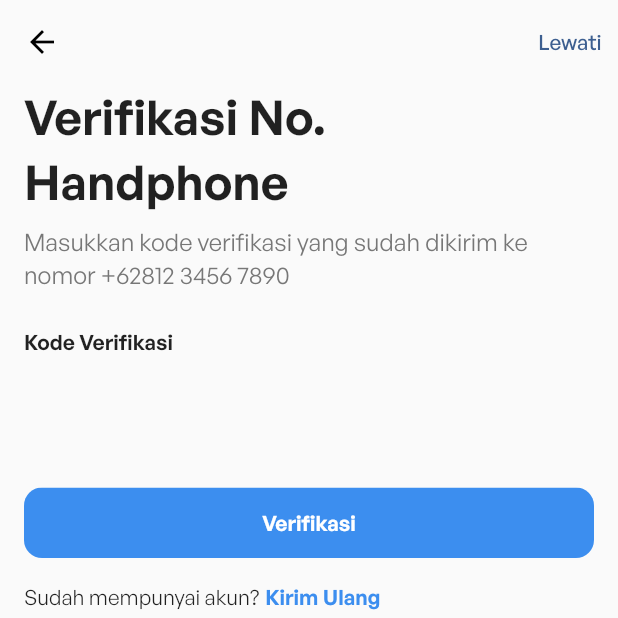
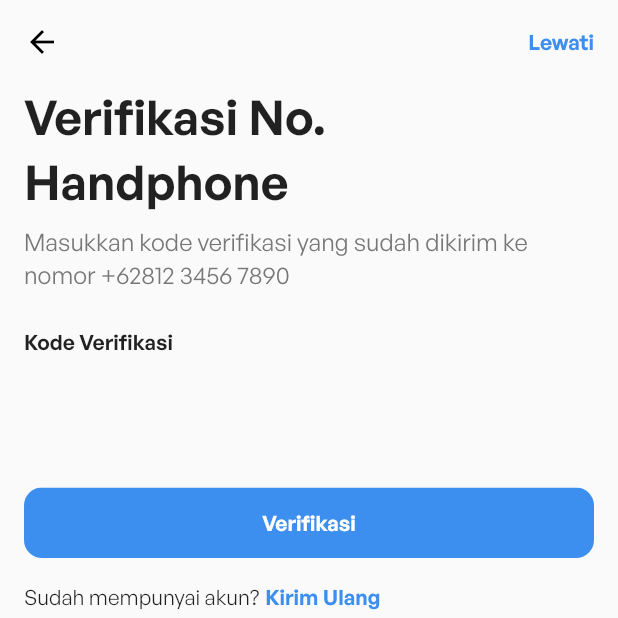
Before and after one commit to Furious-Five-at-Proclub/frontend-studyspace, a Flutter app: the RegisterVerificationPage screen opened by its route, on a phone screen of 412 x 824 dp, the top half of it. Run offline on Flutter 3.47's test engine with Material 2 defaults, Android fonts, the light colour scheme and no system bars; our stand-ins replace dio, flutter_riverpod, freezed_annotation, shared_preferences, styled_widget; accounts and stored records are empty.

Commit message:
register verification design

```diff
--- a/lib/core/themes/theme.dart
+++ b/lib/core/themes/theme.dart
@@ -3,7 +3,7 @@ import 'package:flutter/material.dart';
 const Color primaryColor = Color(0xFF3C8EEF);
 const Color lighterGreyColor =  Color(0xffF5F5F5);
 const Color lightGreyColor =  Color(0xffE7E7E7);
-const Color mediumGreyColor =  Color(0xffA4A4A4);
+const Color grey300Color =  Color(0xffABABAB);
 const Color darkGreyColor =  Color(0xff4A4A4A);
 
 const double defaultBorderRadius = 12;
--- a/lib/presentation/pages/authentication/register_verification_page.dart
+++ b/lib/presentation/pages/authentication/register_verification_page.dart
@@ -23,10 +23,18 @@ class _RegisterVerificationPageState
         elevation: 0,
         leading: const BackButton(color: Colors.black),
         actions: [
-          TextButton(
-            onPressed: () {},
-            child: const Text('Lewati'),
-          ),
+          InkResponse(
+            onTap: () {},
+            child: const Center(
+              child: Text(
+                'Lewati',
+                style: TextStyle(
+                  color: primaryColor,
+                  fontWeight: FontWeight.w600,
+                ),
+              ),
+            ),
+          ).padding(right: 16),
         ],
       ),
       body: SingleChildScrollView(
--- a/lib/presentation/pages/splash_screen.dart
+++ b/lib/presentation/pages/splash_screen.dart
@@ -13,7 +13,7 @@ class SplashScreen extends StatelessWidget {
       width: MediaQuery.of(context).size.width,
       color: primaryColor,
       child: const Center(
-        child: Text('Siap³', style: TextStyle(fontSize: 32)),
+        child: Text('Splash Screen', style: TextStyle(fontSize: 32)),
       ),
     );
   }
--- a/lib/presentation/widgets/rounded_button.dart
+++ b/lib/presentation/widgets/rounded_button.dart
@@ -41,7 +41,7 @@ class _RoundedButtonState extends State<RoundedButton> {
         style: Theme.of(context)
             .textTheme
             .button
-            ?.copyWith(color: mediumGreyColor),
+            ?.copyWith(color: grey300Color),
       )
           .padding(
             vertical: widget.verticalPadding,
@@ -71,6 +71,6 @@ class _RoundedButtonState extends State<RoundedButton> {
           onTap: widget.onPressed,
         )
         .scale(all: _isPressed ? 0.95 : 1.0, animate: true)
-        .animate(Duration(milliseconds: 175), Curves.fastLinearToSlowEaseIn);
+        .animate(const Duration(milliseconds: 175), Curves.fastLinearToSlowEaseIn);
   }
 }
--- a/lib/presentation/widgets/secondary_button.dart
+++ b/lib/presentation/widgets/secondary_button.dart
@@ -41,7 +41,7 @@ class _SecondaryButtonState extends State<SecondaryButton> {
         style: Theme.of(context)
             .textTheme
             .button
-            ?.copyWith(color: mediumGreyColor),
+            ?.copyWith(color: grey300Color),
       )
           .padding(
             vertical: widget.verticalPadding,
```
Also changed, not shown: lib/main.dart (+10 -0 lines).
